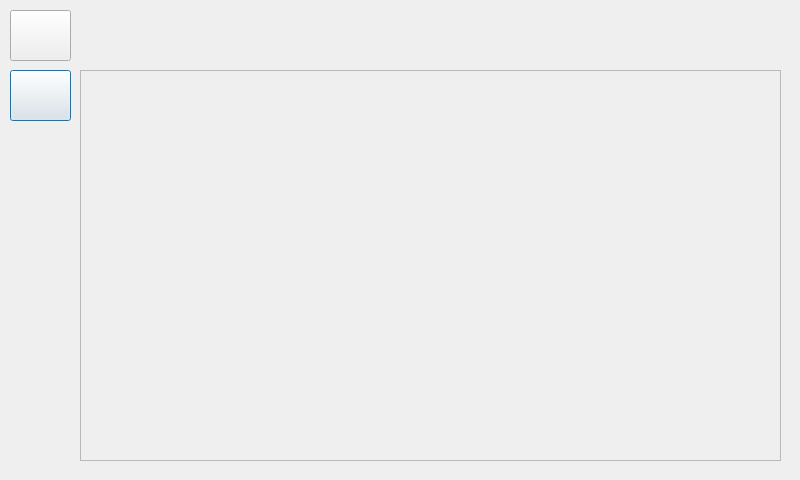
Qt form UI/smrr_ui/src/ui/screen_verbal.ui (ENTC-FYP-19-G08/ismrr) before a commit.
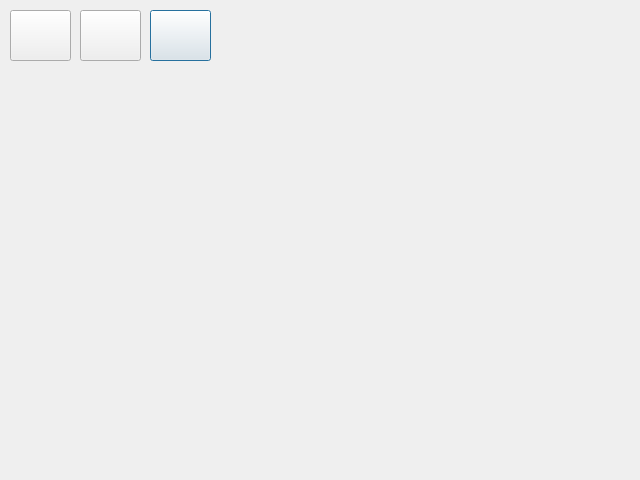
The same form after that commit. Icons and pictures are not drawn.

Commit message: implement page verbal

```diff
--- a/UI/smrr_ui/src/ui/screen_verbal.ui
+++ b/UI/smrr_ui/src/ui/screen_verbal.ui
@@ -6,7 +6,7 @@
    <rect>
     <x>0</x>
     <y>0</y>
-    <width>800</width>
+    <width>640</width>
     <height>480</height>
    </rect>
   </property>
@@ -16,63 +16,6 @@
   <property name="modal">
    <bool>true</bool>
   </property>
-  <widget class="QPushButton" name="btnBack">
-   <property name="geometry">
-    <rect>
-     <x>10</x>
-     <y>10</y>
-     <width>61</width>
-     <height>51</height>
-    </rect>
-   </property>
-   <property name="autoFillBackground">
-    <bool>false</bool>
-   </property>
-   <property name="text">
-    <string/>
-   </property>
-   <property name="icon">
-    <iconset theme="back"/>
-   </property>
-   <property name="autoDefault">
-    <bool>false</bool>
-   </property>
-   <property name="default">
-    <bool>true</bool>
-   </property>
-   <property name="flat">
-    <bool>false</bool>
-   </property>
-  </widget>
-  <widget class="QScrollArea" name="scrollArea">
-   <property name="geometry">
-    <rect>
-     <x>80</x>
-     <y>70</y>
-     <width>701</width>
-     <height>391</height>
-    </rect>
-   </property>
-   <property name="widgetResizable">
-    <bool>true</bool>
-   </property>
-   <widget class="QWidget" name="scrollWidget">
-    <property name="geometry">
-     <rect>
-      <x>0</x>
-      <y>0</y>
-      <width>699</width>
-      <height>389</height>
-     </rect>
-    </property>
-   <layout class="QVBoxLayout" name="scrollLayout">
-    <property name="spacing">
-        <number>10</number>
-    </property>
-</layout>
-
-   </widget>
-  </widget>
   <widget class="QLabel" name="label">
    <property name="geometry">
     <rect>
@@ -89,11 +32,104 @@
     <set>Qt::AlignCenter</set>
    </property>
   </widget>
+  <widget class="QLabel" name="label_2">
+   <property name="geometry">
+    <rect>
+     <x>160</x>
+     <y>20</y>
+     <width>461</width>
+     <height>41</height>
+    </rect>
+   </property>
+   <property name="font">
+    <font>
+     <pointsize>20</pointsize>
+    </font>
+   </property>
+   <property name="text">
+    <string/>
+   </property>
+   <property name="alignment">
+    <set>Qt::AlignCenter</set>
+   </property>
+  </widget>
   <widget class="QPushButton" name="btnHome">
    <property name="geometry">
     <rect>
+     <x>80</x>
+     <y>10</y>
+     <width>61</width>
+     <height>51</height>
+    </rect>
+   </property>
+   <property name="autoFillBackground">
+    <bool>false</bool>
+   </property>
+   <property name="text">
+    <string/>
+   </property>
+   <property name="icon">
+    <iconset theme="go-home"/>
+   </property>
+   <property name="autoDefault">
+    <bool>false</bool>
+   </property>
+   <property name="default">
+    <bool>true</bool>
+   </property>
+   <property name="flat">
+    <bool>false</bool>
+   </property>
+  </widget>
+  <widget class="QPushButton" name="btnBack">
+   <property name="geometry">
+    <rect>
      <x>10</x>
-     <y>70</y>
+     <y>10</y>
+     <width>61</width>
+     <height>51</height>
+    </rect>
+   </property>
+   <property name="autoFillBackground">
+    <bool>false</bool>
+   </property>
+   <property name="text">
+    <string/>
+   </property>
+   <property name="icon">
+    <iconset theme="back"/>
+   </property>
+   <property name="autoDefault">
+    <bool>false</bool>
+   </property>
+   <property name="default">
+    <bool>true</bool>
+   </property>
+   <property name="flat">
+    <bool>false</bool>
+   </property>
+  </widget>
+  <widget class="QLabel" name="labelImg">
+   <property name="geometry">
+    <rect>
+     <x>10</x>
+     <y>80</y>
+     <width>620</width>
+     <height>380</height>
+    </rect>
+   </property>
+   <property name="text">
+    <string/>
+   </property>
+   <property name="alignment">
+    <set>Qt::AlignCenter</set>
+   </property>
+  </widget>
+  <widget class="QPushButton" name="btnHome_2">
+   <property name="geometry">
+    <rect>
+     <x>150</x>
+     <y>10</y>
      <width>61</width>
      <height>51</height>
     </rect>
```
The commit also changes 4 other files.
